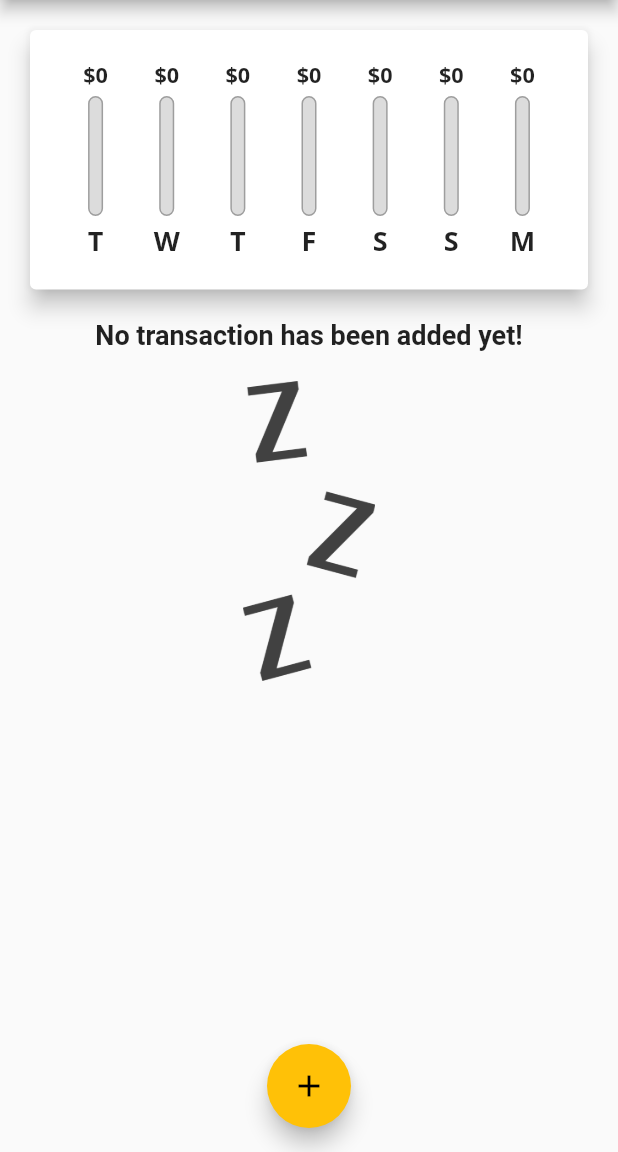
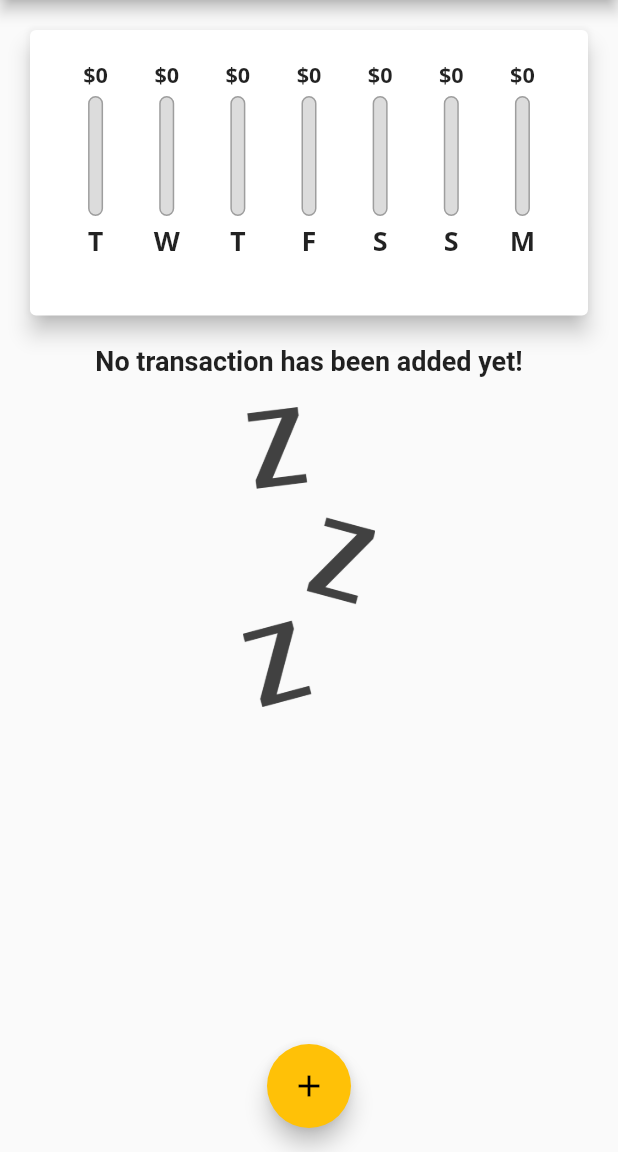
Before and after one commit to davidaodejobi/Flutter-and-Dart-Course, a Flutter app: the screen it shows after launch, on a phone screen of 412 x 824 dp, the part 84-1236 px from its top. Run offline on Flutter 3.47's test engine with Material 2 defaults, Android fonts, the phone set to English and light mode, and no system bars.

Commit message:
calculated the height to fit the available screen

```diff
--- a/expenses_tracker/lib/main.dart
+++ b/expenses_tracker/lib/main.dart
@@ -50,20 +50,7 @@ class Homepage extends StatefulWidget {
 }
 
 class _HomepageState extends State<Homepage> {
-  final List<Transaction> _userTransactions = [
-    // Transaction(
-    //   id: 't1',
-    //   title: 'New Shoes',
-    //   amount: 69.99,
-    //   date: DateTime.now(),
-    // ),
-    // Transaction(
-    //   id: 't2',
-    //   title: 'Weekly Groceries',
-    //   amount: 16.53,
-    //   date: DateTime.now(),
-    // ),
-  ];
+  final List<Transaction> _userTransactions = [];
 
   List<Transaction> get _recentTransactions {
     return _userTransactions.where((tx) {
@@ -104,8 +91,8 @@ class _HomepageState extends State<Homepage> {
 
   @override
   Widget build(BuildContext context) {
-    return Scaffold(
-      appBar: AppBar(
+    final mediaQuery = MediaQuery.of(context);
+    final appBar =AppBar(
         title: const Text('Expenses Tracker'),
         actions: [
           IconButton(
@@ -113,7 +100,9 @@ class _HomepageState extends State<Homepage> {
             icon: const Icon(Icons.add),
           )
         ],
-      ),
+      );
+    return Scaffold(
+      appBar: appBar,
       floatingActionButtonLocation: FloatingActionButtonLocation.centerFloat,
       floatingActionButton: FloatingActionButton(
         onPressed: () => _startAddNewTransaction(context),
@@ -123,10 +112,21 @@ class _HomepageState extends State<Homepage> {
         // mainAxisAlignment: MainAxisAlignment.start,
         crossAxisAlignment: CrossAxisAlignment.stretch,
         children: <Widget>[
-          Chart(recentTransactions: _recentTransactions,),
-          TransactionList(
-            deleteTx: _deleteTransaction,
-            userTransactions: _userTransactions,
+          SizedBox(
+            height: (mediaQuery.size.height -
+                appBar.preferredSize.height -
+                mediaQuery.padding.top) *
+                0.3,
+            child: Chart(recentTransactions: _recentTransactions,)),
+          SizedBox(
+            height: (mediaQuery.size.height -
+                appBar.preferredSize.height -
+                mediaQuery.padding.top) *
+                0.7,
+            child: TransactionList(
+              deleteTx: _deleteTransaction,
+              userTransactions: _userTransactions,
+            ),
           ),
         ],
       ),
--- a/expenses_tracker/lib/widgets/new_transaction.dart
+++ b/expenses_tracker/lib/widgets/new_transaction.dart
@@ -76,7 +76,7 @@ class _NewTransactionState extends State<NewTransaction> {
               controller: _amountController,
               keyboardType: TextInputType.number,
               onSubmitted: (_) => _submitData(),
-              //what is done is kinda if a rule to tell flutter that we got an argument
+              //what is done here is kinda a rule to tell flutter that we got an argument
               //here but i don't really care about it or using it. In those cases it's adviceable to use this method to solve those issues
             ),
             Row(children: [
--- a/expenses_tracker/lib/widgets/transcation_list.dart
+++ b/expenses_tracker/lib/widgets/transcation_list.dart
@@ -7,12 +7,13 @@ class TransactionList extends StatelessWidget {
   final List<Transaction>? userTransactions;
   final Function? deleteTx;
 
+  // ignore: use_key_in_widget_constructors
   const TransactionList({this.userTransactions, this.deleteTx});
 
   @override
   Widget build(BuildContext context) {
     return SizedBox(
-      height: 450,
+      height: 550,
       child: userTransactions!.isEmpty
           ? Column(
               children: [
```
